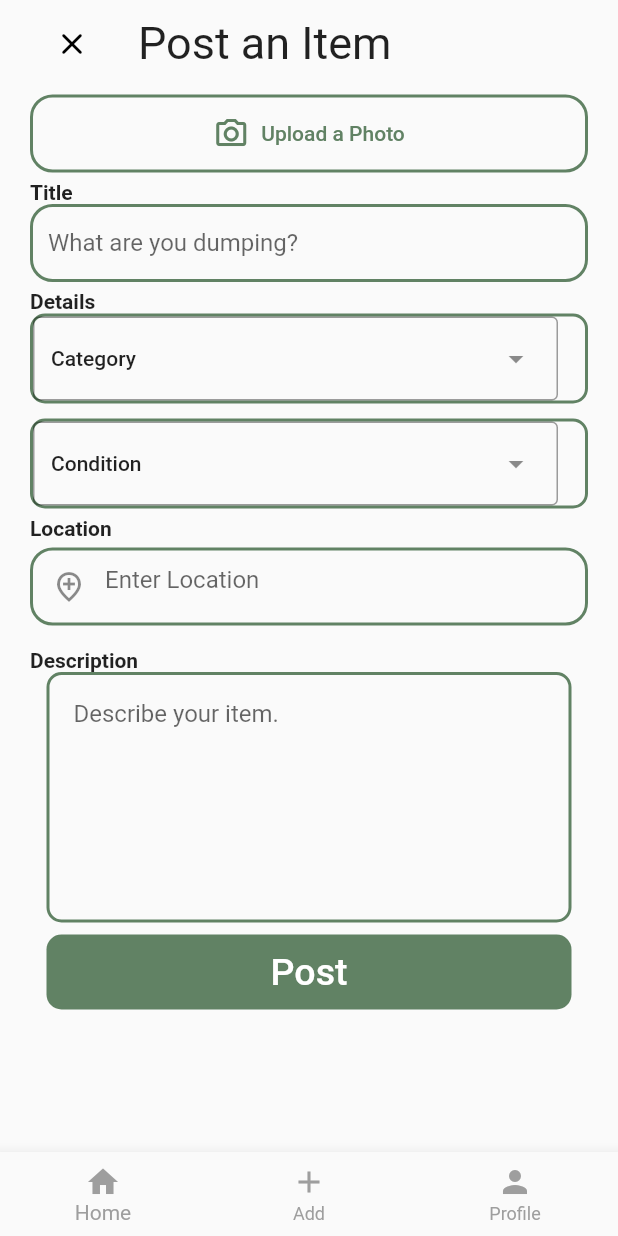
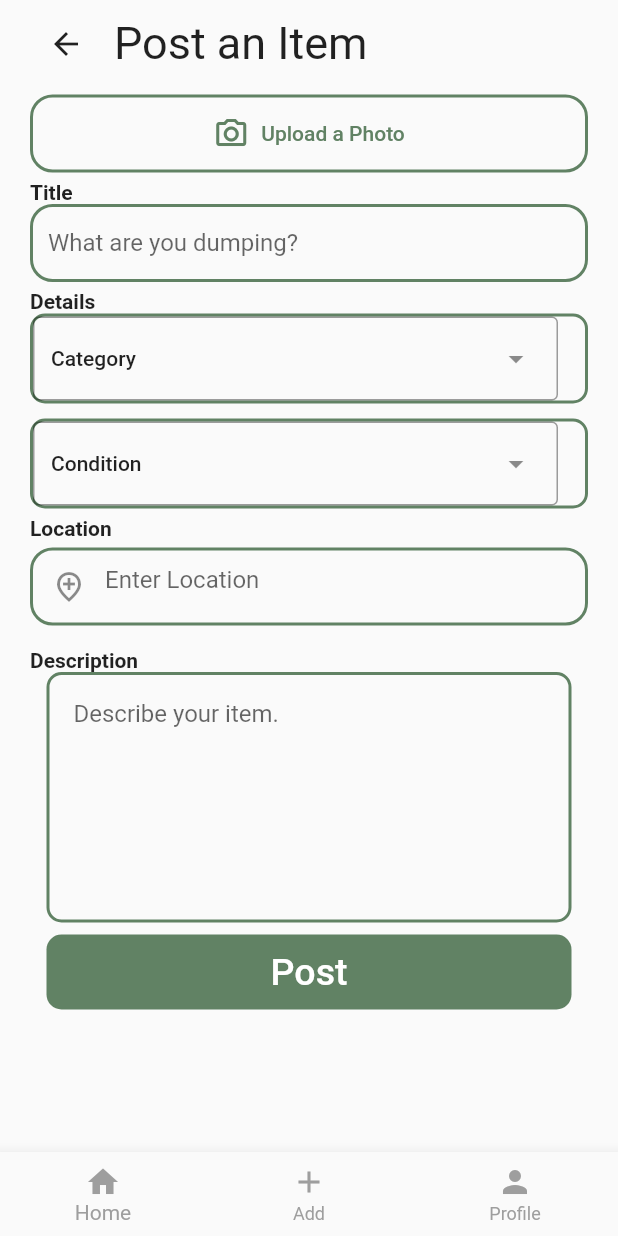
Before and after one commit to willDDDD/dumstr, a Flutter app: the screen it shows after launch, item 2 of the bottom bar chosen, on a phone screen of 412 x 824 dp. Run offline on Flutter 3.47's test engine with Material 2 defaults, Android fonts, the phone set to English and light mode, and no system bars; our stand-ins replace google_maps_flutter, image_picker, timer_count_down.

Commit message:
color changes lol

```diff
--- a/dumpstr_app/lib/components/PostingPage.dart
+++ b/dumpstr_app/lib/components/PostingPage.dart
@@ -170,15 +170,18 @@ class PostingPageState extends State<PostingPage> {
                   margin: EdgeInsets.only(left: 20.0, top: 5.0),
                   child: Row(
                     children: [
-                      TextButton.icon(
+                      // TextButton.icon(
+                      //   onPressed: () {},
+                      //   icon: const Icon(
+                      //     Icons.close_rounded,
+                      //     color: Colors.black,
+                      //   ),
+                      //   label: Text(''),
+                      // ),
+                      BackButton(
                         onPressed: () {
-                          Navigator.pop(context);
+                          Navigator.pushNamed(context, '/home');
                         },
-                        icon: const Icon(
-                          Icons.close_rounded,
-                          color: Colors.black,
-                        ),
-                        label: Text(''),
                       ),
                       SizedBox(
                         width: 8,
--- a/dumpstr_app/lib/components/Profile.dart
+++ b/dumpstr_app/lib/components/Profile.dart
@@ -18,10 +18,9 @@ class _ProfilePageState extends State<ProfilePage> {
   Widget build(BuildContext context) {
     int userCoins = 25;
     return Scaffold(
-      appBar: AppBar(
-        title: Text("Profile page"),
-      ),
-
+      // appBar: AppBar(
+      //   title: Text("Hello, $username - Profile page"),
+      // ),
       body: Center(
         child: Column(
           mainAxisAlignment: MainAxisAlignment.center,
--- a/dumpstr_app/lib/main.dart
+++ b/dumpstr_app/lib/main.dart
@@ -16,12 +16,37 @@ class MyApp extends StatelessWidget {
   const MyApp({super.key});
   @override
   Widget build(BuildContext context) {
+    MaterialColor customColor = MaterialColor(
+      0xFFFFFFFF, // Change this value to your primary color hex code
+      <int, Color>{
+        50: Color(
+            0xFFFFFFFF), // Change these values to the shades of your primary color
+        100: Color(0xFFFFFFFF),
+        200: Color(0xFFFFFFFF),
+        300: Color(0xFFFFFFFF),
+        400: Color(0xFFFFFFFF),
+        500: Color(0xFFFFFFFF), // This should be the main primary color
+        600: Color(0xFFFFFFFF),
+        700: Color(0xFFFFFFFF),
+        800: Color(0xFFFFFFFF),
+        900: Color(0xFFFFFFFF),
+      },
+    );
+
     return MaterialApp(
       debugShowCheckedModeBanner: false,
       title: 'Dumstr',
       theme: ThemeData(
-        primarySwatch: Colors.green,
+        primarySwatch: customColor,
         visualDensity: VisualDensity.adaptivePlatformDensity,
+        appBarTheme: AppBarTheme(
+          titleTextStyle: TextStyle(
+            color: Color(
+                0xFF618264), // Change this color to the desired color for the title
+            fontSize: 30, // You can adjust the font size as needed
+            fontWeight: FontWeight.bold, // You can set the font weight
+          ),
+        ),
       ),
       home: HomePage(),
       routes: {
```
